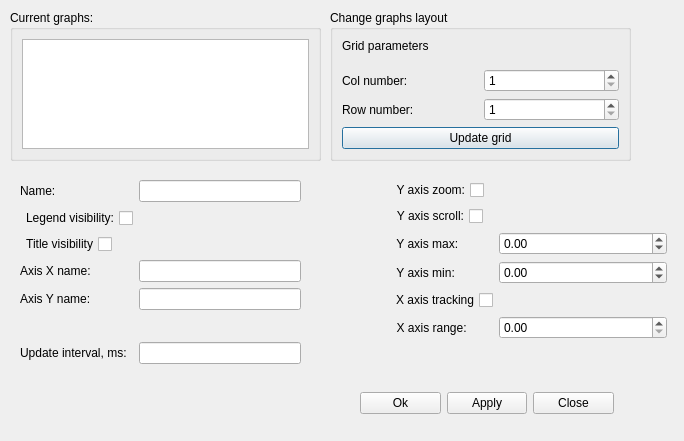
The window that GUI/Qt/UWatchChartOption.ui (aicommunity/Rdk) describes before a commit, drawn with Qt 5.
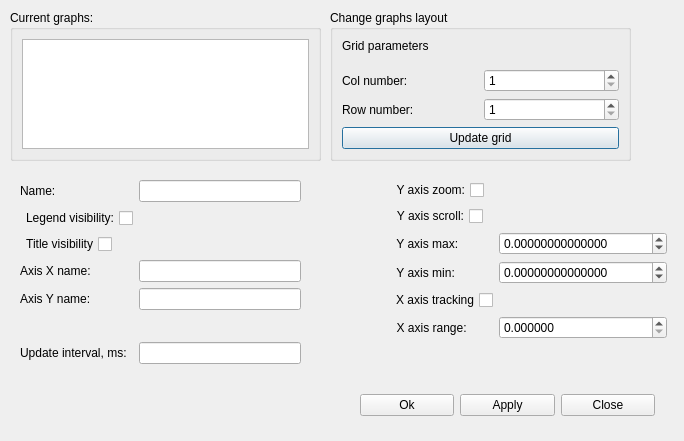
The same window after the commit.

Commit message: Gui/Qt: Graphics scaling update.

```diff
--- a/GUI/Qt/UWatchChartOption.ui
+++ b/GUI/Qt/UWatchChartOption.ui
@@ -126,8 +126,8 @@
     <rect>
      <x>360</x>
      <y>390</y>
-     <width>254</width>
-     <height>27</height>
+     <width>295</width>
+     <height>30</height>
     </rect>
    </property>
    <layout class="QHBoxLayout" name="horizontalLayout">
@@ -305,6 +305,9 @@
     </item>
     <item row="5" column="1">
      <widget class="QDoubleSpinBox" name="axisXrangeSB">
+      <property name="decimals">
+       <number>6</number>
+      </property>
       <property name="maximum">
        <double>99999999999.000000000000000</double>
       </property>
@@ -312,6 +315,9 @@
     </item>
     <item row="2" column="1">
      <widget class="QDoubleSpinBox" name="axisYmaxSB">
+      <property name="decimals">
+       <number>14</number>
+      </property>
       <property name="minimum">
        <double>-99999999999.000000000000000</double>
       </property>
@@ -322,6 +328,9 @@
     </item>
     <item row="3" column="1">
      <widget class="QDoubleSpinBox" name="axisYminSB">
+      <property name="decimals">
+       <number>14</number>
+      </property>
       <property name="minimum">
        <double>-99999999999.000000000000000</double>
       </property>
```
The commit also changes 1 other file.
